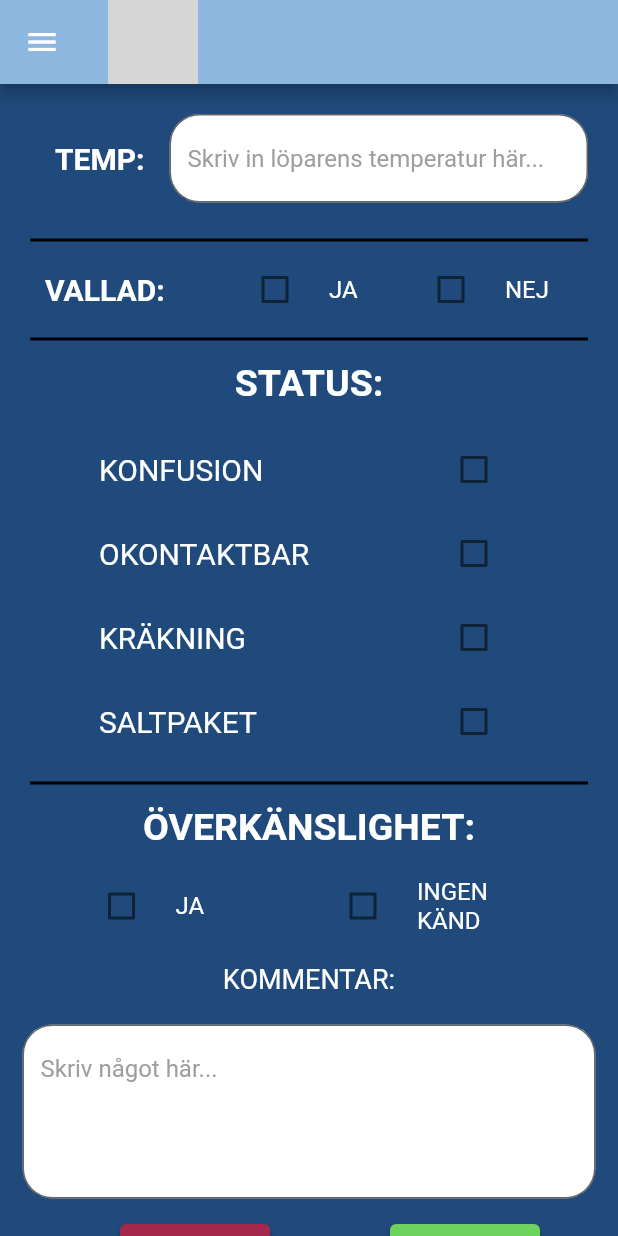
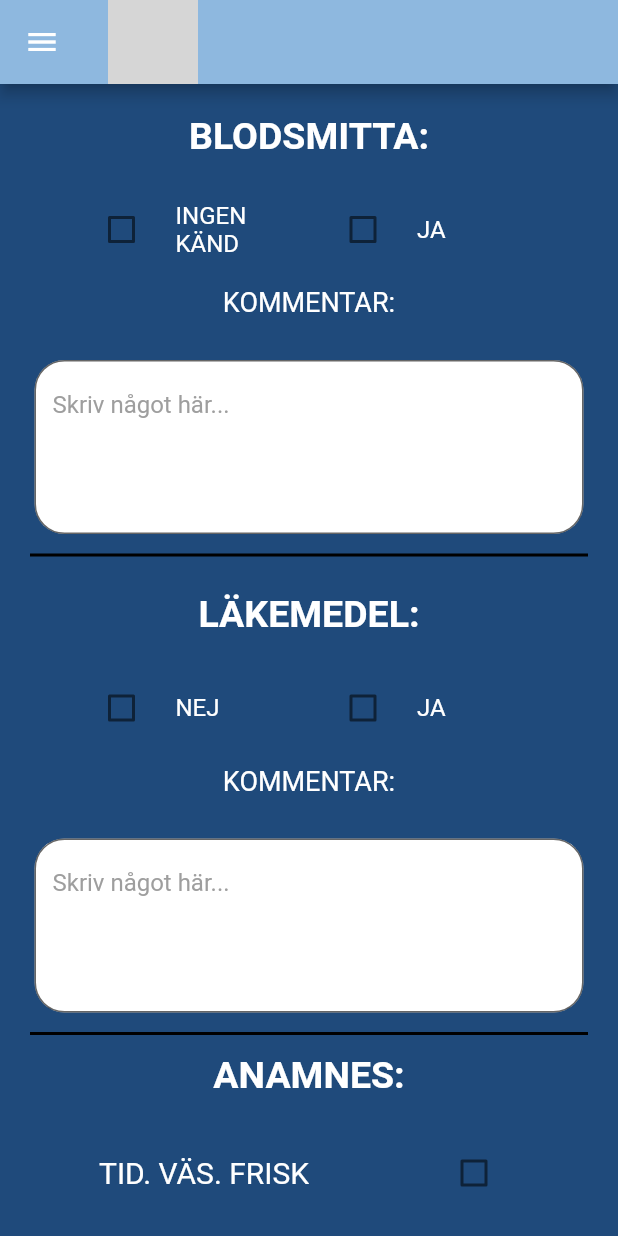
Before and after one commit to pontanVB/RunProof, a Flutter app: the FormPage2 screen opened directly, on a phone screen of 412 x 824 dp. Run offline on Flutter 3.47's test engine with Material 2 defaults, Android fonts, the phone set to English and light mode, and no system bars; our stand-ins replace drop_shadow_image, firebase_auth, firebase_core, firebase_database; accounts and stored records are empty; grey boxes are pictures that could not be loaded.

Commit message:
fix form-page

```diff
--- a/runproof/lib/pages/form_page_2.dart
+++ b/runproof/lib/pages/form_page_2.dart
@@ -3,6 +3,7 @@ import 'package:flutter/src/widgets/framework.dart';
 import 'package:flutter/src/widgets/placeholder.dart';
 import 'package:gbg_varvet/widgets/drawer_widget.dart';
 import 'package:flutter/services.dart';
+import 'package:gbg_varvet/pages/form_page3.dart';
 
 class FormPage2 extends StatefulWidget {
   const FormPage2({super.key});
@@ -12,14 +13,14 @@ class FormPage2 extends StatefulWidget {
 }
 
 class _FormPage2State extends State<FormPage2> {
-  bool isVal = false;
-  bool isNotVal = false;
-  bool isKon = false;
-  bool isOko = false;
-  bool isKra = false;
-  bool isSal = false;
-  bool isOver = false;
-  bool isNotOver = false;
+  bool isBlod = false;
+  bool isNotBlod = false;
+  bool isLak = false;
+  bool isNotLak = false;
+  bool isTid = false;
+  bool isAst = false;
+  bool isHyp = false;
+  bool isDia = false;
 
   @override
   Widget build(BuildContext context) {
@@ -37,58 +38,41 @@ class _FormPage2State extends State<FormPage2> {
             Padding(
               padding: const EdgeInsets.all(20),
               child: Row(
-                children: [
+                children: const [
                   Expanded(
-                      child: Text('TEMP:',
+                      child: Text('BLODSMITTA:',
                           textAlign: TextAlign.center,
                           style: TextStyle(
                             color: Colors.white,
-                            fontSize: 20,
+                            fontSize: 25,
                             fontWeight: FontWeight.bold,
                           ))),
-                  Expanded(
-                      flex: 3,
-                      child: Column(
-                          mainAxisAlignment: MainAxisAlignment.center,
-                          children: [
-                            TextFormField(
-                                minLines: 1,
-                                maxLines: 1,
-                                keyboardType: TextInputType.numberWithOptions(
-                                    decimal: true),
-                                inputFormatters: <TextInputFormatter>[
-                                  FilteringTextInputFormatter.digitsOnly
-                                ],
-                                decoration: InputDecoration(
-                                    filled: true,
-                                    fillColor: Colors.white,
-                                    hintText:
-                                        'Skriv in löparens temperatur här...',
-                                    hintStyle: TextStyle(color: Colors.grey),
-                                    border: OutlineInputBorder(
-                                        borderRadius: BorderRadius.all(
-                                            Radius.circular(20))))),
-                          ])),
                 ],
               ),
             ),
-            Divider(
-              height: 10,
-              thickness: 2,
-              color: Colors.black,
-              indent: 20,
-              endIndent: 20,
-            ),
             Padding(
-              padding: const EdgeInsets.only(left: 30.0, right: 30),
+              padding: const EdgeInsets.only(left: 45, right: 45),
               child: Row(
                 children: <Widget>[
                   Expanded(
-                    child: Text("VALLAD:",
-                        style: TextStyle(
-                            fontWeight: FontWeight.bold,
-                            color: Colors.white,
-                            fontSize: 20)),
+                    child: CheckboxListTile(
+                      title: const Text(
+                        "INGEN KÄND",
+                        style: TextStyle(color: Colors.white),
+                      ),
+                      autofocus: false,
+                      selected: false,
+                      value: isNotBlod,
+                      onChanged: (bool? value) {
+                        setState(() {
+                          isBlod = value! ? false : true;
+                          isNotBlod = value;
+                        });
+                      },
+                      activeColor: Colors.red,
+                      checkColor: Colors.white,
+                      controlAffinity: ListTileControlAffinity.leading,
+                    ),
                   ),
                   Expanded(
                     child: CheckboxListTile(
@@ -98,10 +82,11 @@ class _FormPage2State extends State<FormPage2> {
                       ),
                       autofocus: false,
                       selected: false,
-                      value: isVal,
+                      value: isBlod,
                       onChanged: (bool? value) {
                         setState(() {
-                          isVal = value!;
+                          isNotBlod = value! ? false : true;
+                          isBlod = value;
                         });
                       },
                       activeColor: Colors.green,
@@ -109,6 +94,64 @@ class _FormPage2State extends State<FormPage2> {
                       controlAffinity: ListTileControlAffinity.leading,
                     ),
                   ),
+                ],
+              ),
+            ),
+            const Center(
+                child: Padding(
+                    padding: EdgeInsets.only(top: 10, bottom: 1),
+                    child: Text('KOMMENTAR:',
+                        style: TextStyle(color: Colors.white, fontSize: 18)))),
+            Padding(
+              padding: const EdgeInsets.all(8.0),
+              child: Center(
+                  child: Padding(
+                      padding: const EdgeInsets.only(
+                          top: 19.0, bottom: 1, left: 15, right: 15),
+                      child: Column(
+                          mainAxisAlignment: MainAxisAlignment.center,
+                          children: [
+                            TextFormField(
+                                minLines: 4,
+                                maxLines: 6,
+                                keyboardType: TextInputType.multiline,
+                                decoration: const InputDecoration(
+                                    filled: true,
+                                    fillColor: Colors.white,
+                                    hintText: 'Skriv något här...',
+                                    hintStyle: TextStyle(color: Colors.grey),
+                                    border: OutlineInputBorder(
+                                        borderRadius: BorderRadius.all(
+                                            Radius.circular(20))))),
+                          ]))),
+            ),
+            // ignore: prefer_const_constructors
+            Divider(
+              height: 10,
+              thickness: 2,
+              color: Colors.black,
+              indent: 20,
+              endIndent: 20,
+            ),
+            Padding(
+              padding: const EdgeInsets.all(20),
+              child: Row(
+                children: const [
+                  Expanded(
+                      child: Text('LÄKEMEDEL:',
+                          textAlign: TextAlign.center,
+                          style: TextStyle(
+                            color: Colors.white,
+                            fontSize: 25,
+                            fontWeight: FontWeight.bold,
+                          ))),
+                ],
+              ),
+            ),
+            Padding(
+              padding: const EdgeInsets.only(left: 45, right: 45),
+              child: Row(
+                children: <Widget>[
                   Expanded(
                     child: CheckboxListTile(
                       title: const Text(
@@ -117,10 +160,11 @@ class _FormPage2State extends State<FormPage2> {
                       ),
                       autofocus: false,
                       selected: false,
-                      value: isNotVal,
+                      value: isNotLak,
                       onChanged: (bool? value) {
                         setState(() {
-                          isNotVal = value!;
+                          isLak = value! ? false : true;
+                          isNotLak = value;
                         });
                       },
                       activeColor: Colors.red,
@@ -128,24 +172,79 @@ class _FormPage2State extends State<FormPage2> {
                       controlAffinity: ListTileControlAffinity.leading,
                     ),
                   ),
+                  Expanded(
+                    child: CheckboxListTile(
+                      title: const Text(
+                        "JA",
+                        style: TextStyle(color: Colors.white),
+                      ),
+                      autofocus: false,
+                      selected: false,
+                      value: isLak,
+                      onChanged: (bool? value) {
+                        setState(() {
+                          isNotLak = value! ? false : true;
+                          isLak = value;
+                        });
+                      },
+                      activeColor: Colors.green,
+                      checkColor: Colors.white,
+                      controlAffinity: ListTileControlAffinity.leading,
+                    ),
+                  ),
                 ],
               ),
             ),
-            Divider(
+            const Center(
+                child: Padding(
+                    padding: EdgeInsets.only(top: 10, bottom: 1),
+                    child: Text('KOMMENTAR:',
+                        style: TextStyle(color: Colors.white, fontSize: 18)))),
+            Padding(
+              padding: const EdgeInsets.all(8.0),
+              child: Center(
+                  child: Padding(
+                      padding: const EdgeInsets.only(
+                          top: 19.0, bottom: 1, left: 15, right: 15),
+                      child: Column(
+                          mainAxisAlignment: MainAxisAlignment.center,
+                          children: [
+                            TextFormField(
+                                minLines: 4,
+                                maxLines: 6,
+                                keyboardType: TextInputType.multiline,
+                                decoration: const InputDecoration(
+                                    filled: true,
+                                    fillColor: Colors.white,
+                                    hintText: 'Skriv något här...',
+                                    hintStyle: TextStyle(color: Colors.grey),
+                                    border: OutlineInputBorder(
+                                        borderRadius: BorderRadius.all(
+                                            Radius.circular(20))))),
+                          ]))),
+            ),
+            const Divider(
               height: 10,
               thickness: 2,
               color: Colors.black,
               indent: 20,
               endIndent: 20,
             ),
-            Center(
-                child: Padding(
-                    padding: EdgeInsets.only(top: 10.0),
-                    child: Text('STATUS:',
+            Padding(
+              padding: const EdgeInsets.all(8.0),
+              child: Row(
+                children: const [
+                  Expanded(
+                      child: Text('ANAMNES:',
+                          textAlign: TextAlign.center,
                           style: TextStyle(
                             color: Colors.white,
                             fontSize: 25,
-                            fontWeight: FontWeight.bold)))),
+                            fontWeight: FontWeight.bold,
+                          ))),
+                ],
+              ),
+            ),
             Padding(
               padding: const EdgeInsets.only(
                   top: 15.0, bottom: 8, left: 50, right: 60),
@@ -153,15 +252,15 @@ class _FormPage2State extends State<FormPage2> {
                 children: [
                   CheckboxListTile(
                     title: const Text(
-                      "KONFUSION ",
+                      "TID. VÄS. FRISK ",
                       style: TextStyle(fontSize: 20, color: Colors.white),
                     ),
                     autofocus: false,
                     selected: false,
-                    value: isKon,
+                    value: isTid,
                     onChanged: (bool? value) {
                       setState(() {
-                        isKon = value!;
+                        isTid = value!;
                       });
                     },
                     activeColor: Colors.green,
@@ -169,15 +268,15 @@ class _FormPage2State extends State<FormPage2> {
                   ),
                   CheckboxListTile(
                     title: const Text(
-                      "OKONTAKTBAR ",
+                      "ASTMA",
                       style: TextStyle(fontSize: 20, color: Colors.white),
                     ),
                     autofocus: false,
                     selected: false,
-                    value: isOko,
+                    value: isAst,
                     onChanged: (bool? value) {
                       setState(() {
-                        isOko = value!;
+                        isAst = value!;
                       });
                     },
                     activeColor: Colors.green,
@@ -185,15 +284,15 @@ class _FormPage2State extends State<FormPage2> {
                   ),
                   CheckboxListTile(
                     title: const Text(
-                      "KRÄKNING ",
+                      "HYPERTONI",
                       style: TextStyle(fontSize: 20, color: Colors.white),
                     ),
                     autofocus: false,
                     selected: false,
-                    value: isKra,
+                    value: isHyp,
                     onChanged: (bool? value) {
                       setState(() {
-                        isKra = value!;
+                        isHyp = value!;
                       });
                     },
                     activeColor: Colors.green,
@@ -201,15 +300,15 @@ class _FormPage2State extends State<FormPage2> {
                   ),
                   CheckboxListTile(
                     title: const Text(
-                      "SALTPAKET ",
+                      "DIABETES",
                       style: TextStyle(fontSize: 20, color: Colors.white),
                     ),
                     autofocus: false,
                     selected: false,
-                    value: isSal,
+                    value: isDia,
                     onChanged: (bool? value) {
                       setState(() {
-                        isSal = value!;
+                        isDia = value!;
                       });
                     },
                     activeColor: Colors.green,
@@ -218,89 +317,16 @@ class _FormPage2State extends State<FormPage2> {
                 ],
               ),
             ),
-            Divider(
-              height: 10,
-              thickness: 2,
-              color: Colors.black,
-              indent: 20,
-              endIndent: 20,
-            ),
-            Center(
-                child: Padding(
-                    padding: EdgeInsets.only(top: 10.0, bottom: 10),
-                    child: Text('ÖVERKÄNSLIGHET:',
-                        style: TextStyle(
-                            color: Colors.white,
-                            fontSize: 25,
-                            fontWeight: FontWeight.bold)))),
-            Column(
-              children: [
-                Padding(
-                  padding: const EdgeInsets.only(right: 45, left: 45),
-                  child: Row(
-                    children: <Widget>[
-                      Expanded(
-                        child: CheckboxListTile(
-                          title: const Text(
-                            "JA",
-                            style: TextStyle(color: Colors.white),
-                          ),
-                          autofocus: false,
-                          selected: false,
-                          value: isOver,
-                          onChanged: (bool? value) {
-                            setState(() {
-                              isOver = value!;
-                            });
-                          },
-                          activeColor: Colors.green,
-                          checkColor: Colors.white,
-                          controlAffinity: ListTileControlAffinity.leading,
-                        ),
-                      ),
-                      Expanded(
-                        child: CheckboxListTile(
-                          title: const Text(
-                            "INGEN KÄND",
-                            style: TextStyle(color: Colors.white),
-                          ),
-                          autofocus: false,
-                          selected: false,
-                          value: isNotOver,
-                          onChanged: (bool? value) {
-                            setState(() {
-                              isNotOver = value!;
-                            });
-                          },
-                          activeColor: Colors.red,
-                          checkColor: Colors.white,
-                          controlAffinity: ListTileControlAffinity.leading,
-                        ),
-                      ),
-                    ],
-                  ),
-                ),
-
-                // ElevatedButton(onPressed: sendData, child: const Text("Send data!")),
-                // Center(
-                //   child: ElevatedButton(
-                //     onPressed: () {
-                //       // Navigate back to first route when tapped.
-                //       Navigator.pop(context);
-                //     },
-                //     child: const Text('Go back!'),
-                //   ),
-                // ),
-              ], //Column children
-            ),
-            Center(
+            const Center(
                 child: Padding(
                     padding: EdgeInsets.only(top: 10, bottom: 1),
                     child: Text('KOMMENTAR:',
                         style: TextStyle(color: Colors.white, fontSize: 18)))),
-            Center(
+            Padding(
+              padding: const EdgeInsets.all(8.0),
+              child: Center(
                   child: Padding(
-                    padding: EdgeInsets.only(
+                      padding: const EdgeInsets.only(
                           top: 19.0, bottom: 1, left: 15, right: 15),
                       child: Column(
                           mainAxisAlignment: MainAxisAlignment.center,
@@ -309,7 +335,7 @@ class _FormPage2State extends State<FormPage2> {
                                 minLines: 4,
                                 maxLines: 6,
                                 keyboardType: TextInputType.multiline,
-                              decoration: InputDecoration(
+                                decoration: const InputDecoration(
                                     filled: true,
                                     fillColor: Colors.white,
                                     hintText: 'Skriv något här...',
@@ -318,6 +344,7 @@ class _FormPage2State extends State<FormPage2> {
                                         borderRadius: BorderRadius.all(
                                             Radius.circular(20))))),
                           ]))),
+            ),
             Row(
               children: [
                 Padding(
@@ -337,7 +364,12 @@ class _FormPage2State extends State<FormPage2> {
                     child: SizedBox(
                       width: 100,
                       child: ElevatedButton(
-                        onPressed: () {},
+                        onPressed: () {
+                          Navigator.push(
+                              context,
+                              MaterialPageRoute(
+                                  builder: (context) => const FormPage3()));
+                        },
                         style: ElevatedButton.styleFrom(
                             primary: Color.fromARGB(255, 108, 211, 92),
                             onPrimary: Colors.white),
```
Also changed, not shown: runproof/lib/pages/form_page.dart (+67 -29 lines). Lines whose indentation alone changed are shown as unchanged.
